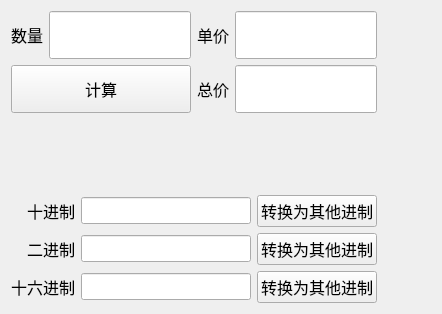
First picture: the form in Project/05-QString/widget.ui, repository liukai-tech/Qt-Learning, before the edit.
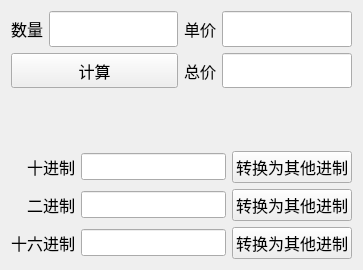
Second picture: the form after the edit.

```diff
--- a/Project/05-QString/widget.ui
+++ b/Project/05-QString/widget.ui
@@ -6,14 +6,14 @@
    <rect>
     <x>0</x>
     <y>0</y>
-    <width>442</width>
-    <height>314</height>
+    <width>363</width>
+    <height>270</height>
    </rect>
   </property>
   <property name="windowTitle">
    <string>字符串与输入输出</string>
   </property>
-  <layout class="QFormLayout" name="formLayout">
+  <layout class="QGridLayout" name="gridLayout_4">
    <item row="0" column="0">
     <layout class="QGridLayout" name="gridLayout_3" rowstretch="4,3,4">
      <item row="0" column="0">
```
